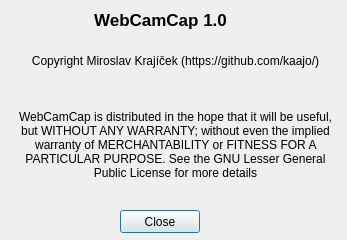
Before: the Qt Designer form WebCamCap2/gui/aboutwidget.ui in kaajo/WebCamCap, drawn with Qt 5.
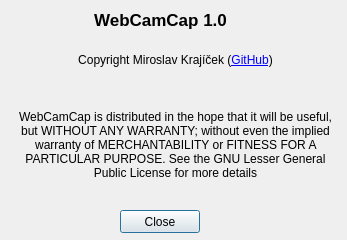
After: the same form once the commit is applied.

```diff
--- a/WebCamCap2/gui/aboutwidget.ui
+++ b/WebCamCap2/gui/aboutwidget.ui
@@ -104,7 +104,7 @@
     </rect>
    </property>
    <property name="text">
-    <string>Copyright Miroslav Krajíček (https://github.com/kaajo/)</string>
+    <string>Copyright Miroslav Krajíček (&lt;a href=&quot;https://github.com/kaajo/&quot;&gt;GitHub&lt;/a&gt;)</string>
    </property>
    <property name="alignment">
     <set>Qt::AlignCenter</set>
```
